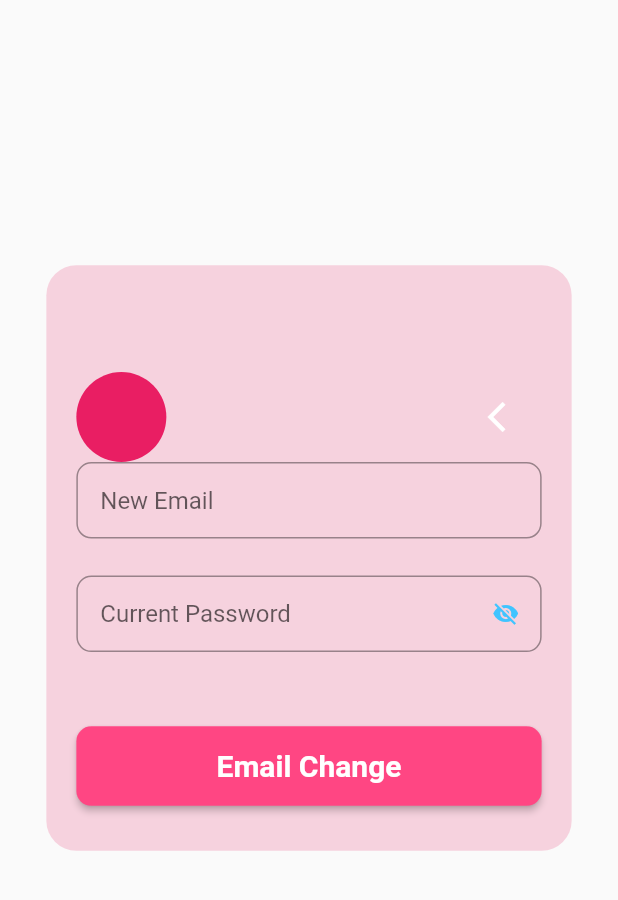
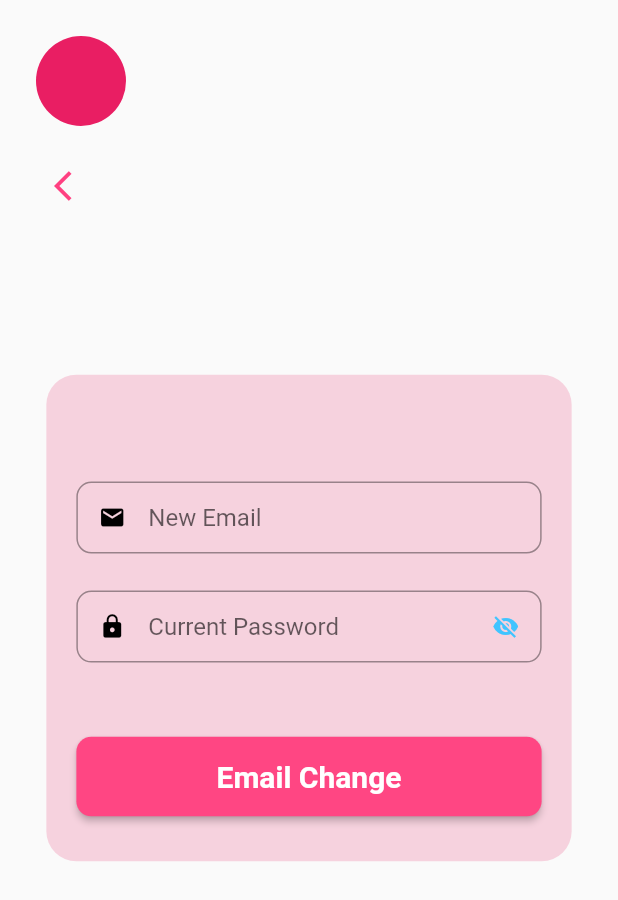
Before and after one commit to villalobos19diego/si-noApp, a Flutter app: the RegisterScreen screen opened directly, on a phone screen of 412 x 824 dp. Shown: the top 900 px of the screen. Run offline on Flutter 3.47's test engine with Material 2 defaults, Android fonts, the phone set to English and light mode, and no system bars; missing offline and left inert: fluid_bottom_nav_bar.

```diff
--- a/lib/email/screen/register_screen.dart
+++ b/lib/email/screen/register_screen.dart
@@ -1,173 +1,7 @@
-
-
 import 'package:flutter/material.dart';
-/*class RegisterScreen extends StatefulWidget {
-  const RegisterScreen({super.key});
-
-  @override
-  _RegisterScreenState createState() => _RegisterScreenState();
-
-}
-
-class _RegisterScreenState extends State<RegisterScreen> {
-
-  final GlobalKey<FormState> _formKey = GlobalKey<FormState>();
-  TextEditingController emailController = TextEditingController();
-  TextEditingController passwordController = TextEditingController();
-  bool _showPassword = false;
-
-  @override
-  Widget build(BuildContext context) {
-
-
-
-
-
-
-
-
-
-
-    final Size size = MediaQuery.of(context).size;
-
-    return SizedBox(
-      width: size.width,
-      height: size.height - 80, // Restamos 80 para dejar espacio para el IconButton
-      child: Align(
-        alignment: Alignment.center,
-        child: Container(
-          width: size.width * 0.85,
-          padding: const EdgeInsets.symmetric(horizontal: 20, vertical: 30),
-          decoration: BoxDecoration(
-            color: Color.fromARGB(87, 239, 133, 168),
-            borderRadius: BorderRadius.circular(20),
-          ),
-          child: SingleChildScrollView(
-            child: Column(
-
-              crossAxisAlignment: CrossAxisAlignment.start,
-              children: <Widget>[
-                SizedBox(height: size.height * 0.05, child: ColoredBox(color: Colors.cyanAccent)),
-                TextFormField(
-                  validator: (value) => _validateEmail(value),
-                  controller: emailController,
-                  keyboardType: TextInputType.emailAddress,
-                  decoration: InputDecoration(
-                    hintText: " New Email",
-                    isDense: true,
-                    border: OutlineInputBorder(
-                      borderRadius: BorderRadius.circular(10),
-                    ),
-                  ),
-                ),
-                SizedBox(height: size.height * 0.03),
-                TextFormField(
-                  obscureText: !_showPassword,
-                  validator: (value) => _validatePassword(value),
-                  controller: passwordController,
-                  keyboardType: TextInputType.visiblePassword,
-                  decoration: InputDecoration(
-
-
-                    hintText: " Current Password",
-
-                    isDense: true,
-                    border: OutlineInputBorder(
-
-
-                      borderRadius:
-
-                       BorderRadius.circular(10) ,
-                    ),
-                    suffixIcon: IconButton(
-                      color: Colors.lightBlueAccent,
-
-
-
-                      icon: Icon(
-                        _showPassword ? Icons.visibility : Icons.visibility_off,
-                      ),
-                      onPressed: () {
-                        setState(() {
-                          _showPassword = !_showPassword;
-                        });
-                      },
-                    ),
-                  ),
-                ),
-                SizedBox(height: size.height * 0.06),
-                Row(
-                  mainAxisAlignment: MainAxisAlignment.center,
-                  children: [
-
-
-                    Expanded(
-                      child: ElevatedButton(
-                        onPressed: _handleRegister,
-                        style: ElevatedButton.styleFrom(
-                          primary: const Color.fromARGB(255, 255, 70, 131),
-                          shape: RoundedRectangleBorder(
-                            borderRadius: BorderRadius.circular(10),
-                          ),
-                          padding: const EdgeInsets.symmetric(
-                            horizontal: 40,
-                            vertical: 15,
-                          ),
-                        ),
-                        child: const Text(
-                          "Email Change",
-                          style: TextStyle(
-                            fontSize: 20,
-                            fontWeight: FontWeight.bold,
-                          ),
-                        ),
-                      ),
-                    ),
-                  ],
-                ),
-              ],
-            ),
-          ),
-        ),
-      ),
-    );
-  }
-
-  String? _validateEmail(String? value) {
-    if (value == null || value.isEmpty) {
-      return 'Please enter your email';
-    }
-    // Puedes agregar más validaciones de correo electrónico aquí si es necesario
-    return null;
-  }
-
-  String? _validatePassword(String? value) {
-    if (value == null || value.isEmpty) {
-      return 'Please enter your password';
-    }
-    // Puedes agregar más validaciones de contraseña aquí si es necesario
-    return null;
-  }
-
-  void _handleRegister() {
-    if (_formKey.currentState!.validate()) {
-      final email = emailController.text;
-      final password = passwordController.text;
-      print('Email: $email');
-      print('Password: $password');
-      // Puedes realizar la lógica de registro aquí
-    }
-  }
-
-
-}
-
-*/
-
-
 
 class RegisterScreen extends StatefulWidget {
-  const RegisterScreen({Key? key});
+  const RegisterScreen({super.key});
 
   @override
   _RegisterScreenState createState() => _RegisterScreenState();
@@ -183,10 +17,45 @@ class _RegisterScreenState extends State<RegisterScreen> {
   Widget build(BuildContext context) {
     final Size size = MediaQuery.of(context).size;
 
-    return SizedBox(
+    return Scaffold(
+
+      body: SizedBox(
         width: size.width,
-      height: size.height - 80, // Restamos 80 para dejar espacio para el IconButton
-      child: Align(
+        height: size.height,
+        child: Stack(
+          children: [
+
+            Positioned(
+
+              left: 16,
+              top: 16,
+              child: Padding(
+                padding: const EdgeInsets.all(8.0),
+                child: Column(
+                  crossAxisAlignment: CrossAxisAlignment.start,
+                  children: [
+                    const CircleAvatar(
+                      radius: 30,
+                      backgroundColor: Colors.pink,
+
+                      // Your profile image here
+                    ),
+
+                    const SizedBox(height: 16),
+                    IconButton(
+                      icon: const Icon(
+                        Icons.arrow_back_ios,
+                        color: Colors.pinkAccent,
+                      ),
+                      onPressed: () {
+                        // Add logic for navigating back
+                      },
+                    ),
+                  ],
+                ),
+              ),
+            ),
+            Align(
               alignment: Alignment.center,
               child: Container(
                 width: size.width * 0.85,
@@ -199,38 +68,22 @@ class _RegisterScreenState extends State<RegisterScreen> {
                   child: Column(
                     crossAxisAlignment: CrossAxisAlignment.start,
                     children: <Widget>[
-                SizedBox(height: size.height * 0.05, child: ColoredBox(color: Colors.cyanAccent)),
-                Row(
-                  mainAxisAlignment: MainAxisAlignment.spaceBetween,
-                  children: <Widget>[
-                    // Avatar de perfil
-                    CircleAvatar(
-                      radius: 30,
-                      backgroundColor: Colors.pink, // Personaliza el color de fondo según tus necesidades
-                      // Puedes agregar una imagen de perfil aquí
-                    ),
-                    // Botón de retroceso
-                    IconButton(
-                      icon: Icon(
-                        Icons.arrow_back_ios,
-                        color: Colors.white, // Personaliza el color del icono según tus necesidades
-                      ),
-                      onPressed: () {
-                        // Agrega aquí la lógica para retroceder
-                      },
-                    ),
-                  ],
-                ),
+                      SizedBox(height: size.height * 0.05, child: const ColoredBox(color: Colors.cyanAccent)),
                       TextFormField(
                         validator: (value) => _validateEmail(value),
                         controller: emailController,
                         keyboardType: TextInputType.emailAddress,
                         decoration: InputDecoration(
-                    hintText: " New Email",
+                          hintText: "New Email",
                           isDense: true,
                           border: OutlineInputBorder(
                             borderRadius: BorderRadius.circular(10),
                           ),
+                          prefixIcon: const Icon(
+                            Icons.email, // Your icon here
+                            color: Colors.black,
+                          ),
+                          contentPadding: const EdgeInsets.symmetric(vertical: 12, horizontal: 16),
                         ),
                       ),
                       SizedBox(height: size.height * 0.03),
@@ -240,10 +93,14 @@ class _RegisterScreenState extends State<RegisterScreen> {
                         controller: passwordController,
                         keyboardType: TextInputType.visiblePassword,
                         decoration: InputDecoration(
-                    hintText: " Current Password",
+                          hintText: "Current Password",
                           isDense: true,
                           border: OutlineInputBorder(
                             borderRadius: BorderRadius.circular(10),
+                          ),
+                          prefixIcon: const Icon(
+                            Icons.lock, // Your icon here
+                            color: Colors.black,
                           ),
                           suffixIcon: IconButton(
                             color: Colors.lightBlueAccent,
@@ -256,6 +113,7 @@ class _RegisterScreenState extends State<RegisterScreen> {
                               });
                             },
                           ),
+                          contentPadding: const EdgeInsets.symmetric(vertical: 12, horizontal: 16),
                         ),
                       ),
                       SizedBox(height: size.height * 0.06),
@@ -291,6 +149,9 @@ class _RegisterScreenState extends State<RegisterScreen> {
                 ),
               ),
             ),
+          ],
+        ),
+      ),
     );
   }
 
@@ -298,7 +159,7 @@ class _RegisterScreenState extends State<RegisterScreen> {
     if (value == null || value.isEmpty) {
       return 'Please enter your email';
     }
-    // Puedes agregar más validaciones de correo electrónico aquí si es necesario
+    // You can add more email validations here if needed
     return null;
   }
 
@@ -306,7 +167,7 @@ class _RegisterScreenState extends State<RegisterScreen> {
     if (value == null || value.isEmpty) {
       return 'Please enter your password';
     }
-    // Puedes agregar más validaciones de contraseña aquí si es necesario
+    // You can add more password validations here if needed
     return null;
   }
 
@@ -316,7 +177,7 @@ class _RegisterScreenState extends State<RegisterScreen> {
       final password = passwordController.text;
       print('Email: $email');
       print('Password: $password');
-      // Puedes realizar la lógica de registro aquí
+      // You can perform registration logic here
     }
   }
 }
--- a/lib/my_bottom_navigation_bar.dart
+++ b/lib/my_bottom_navigation_bar.dart
@@ -13,9 +13,11 @@ class MyBottomNavigationBar extends StatelessWidget {
 
       icons: [
         FluidNavBarIcon(icon: Icons.home, backgroundColor: Colors.pink, extras: {'label': 'Inicio'}),
-        FluidNavBarIcon(icon: Icons.person, backgroundColor: Colors.pink, extras: {'label': 'Perfil'}),
-        FluidNavBarIcon(icon: Icons.apps, backgroundColor: Colors.pink, extras: {'label': 'Otra Página'}),
-        FluidNavBarIcon(icon: Icons.shopping_cart, backgroundColor: Colors.pink, extras: {'label': 'Carrito'}),
+
+        FluidNavBarIcon(icon: Icons.apps_sharp, backgroundColor: Colors.pink, extras: {'label': 'Otra Página'}),
+        FluidNavBarIcon(icon: Icons.shopping_cart_rounded, backgroundColor: Colors.pink, extras: {'label': 'Perfil'}),
+
+        FluidNavBarIcon(icon: Icons.person, backgroundColor: Colors.pink, extras: {'label': 'Carrito'}),
       ],
       style: const FluidNavBarStyle(
         iconSelectedForegroundColor: Color.fromARGB(161, 255, 64, 128),
--- a/lib/my_home_page.dart
+++ b/lib/my_home_page.dart
@@ -39,7 +39,7 @@ class _MyHomePageState extends State<MyHomePage> {
           setState(() {
             _currentIndex = index;
           });
-          if (index == 1) {
+          if (index == 3) {
             _toggleRegistration();
           }
         },
```
Lines whose indentation alone changed are shown as unchanged.
